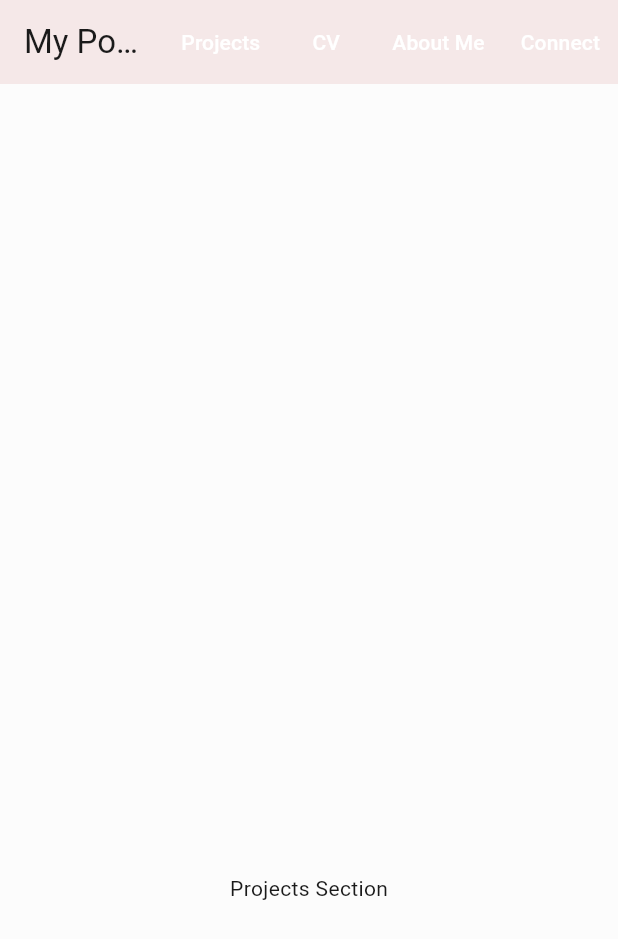
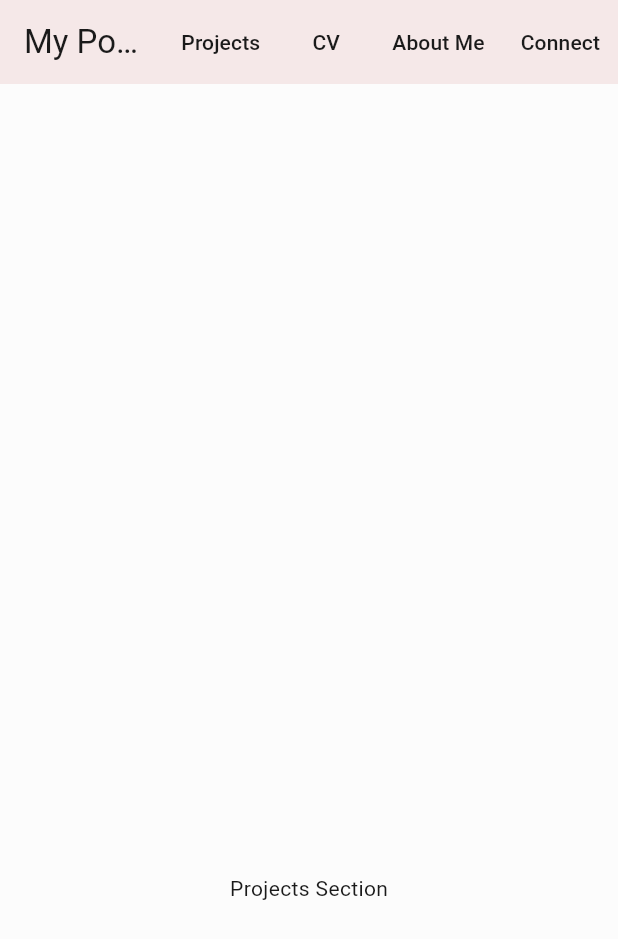
Before and after one commit to bobis33/Portfolio, a Flutter app: the screen it shows after launch, scrolled down 576 dp, on a phone screen of 412 x 824 dp. Shown: the top 939 px of the screen. Run offline on Flutter 3.47's test engine with Material 3 defaults, Android fonts, the phone set to English and light mode, and no system bars; our stand-ins replace flutter_translate, url_strategy.

Commit message:
[REFACTOR]: widget for main layout text buttons

```diff
--- a/lib/layouts/main_layout.dart
+++ b/lib/layouts/main_layout.dart
@@ -1,4 +1,7 @@
 import 'package:flutter/material.dart';
+
+import '/widgets/navbar_text_button.dart';
+
 
 class MainLayout extends StatefulWidget {
   final Widget child;
@@ -34,42 +37,10 @@ class MainLayoutState extends State<MainLayout> {
           child: const Text('My Portfolio'),
         ),
         actions: <Widget>[
-          TextButton(
-            onPressed: () {
-              //
-            },
-            child: const Text(
-              'Projects',
-              style: TextStyle(color: Colors.white),
-            ),
-          ),
-          TextButton(
-            onPressed: () {
-              //
-            },
-            child: const Text(
-              'CV',
-              style: TextStyle(color: Colors.white),
-            ),
-          ),
-          TextButton(
-            onPressed: () {
-              //
-            },
-            child: const Text(
-              'About Me',
-              style: TextStyle(color: Colors.white),
-            ),
-          ),
-          TextButton(
-            onPressed: () {
-              //
-            },
-            child: const Text(
-              'Connect',
-              style: TextStyle(color: Colors.white),
-            ),
-          ),
+          navbarTextButton(context, 'Projects', () {}),
+          navbarTextButton(context, 'CV', () {}),
+          navbarTextButton(context, 'About Me', () {}),
+          navbarTextButton(context, 'Connect', () {}),
         ],
       ),
       body: SingleChildScrollView(
--- a/lib/sections/sections_manager.dart
+++ b/lib/sections/sections_manager.dart
@@ -1,7 +1,7 @@
 import 'package:flutter/material.dart';
 
-import 'projects_section.dart';
-import 'main_section.dart';
+import '/sections/projects_section.dart';
+import '/sections/main_section.dart';
 
 
 class SectionsManager extends StatelessWidget {
--- /dev/null
+++ b/lib/widgets/navbar_text_button.dart
@@ -0,0 +1,12 @@
+import 'package:flutter/material.dart';
+
+
+Widget navbarTextButton(BuildContext context, String text, void Function() onPressed) {
+  return TextButton(
+    style: TextButton.styleFrom(
+      foregroundColor: Theme.of(context).colorScheme.onSurface,
+    ),
+    onPressed: onPressed,
+    child: Text(text),
+  );
+}
```
Also changed, not shown: lib/main.dart (+4 -3 lines), pubspec.yaml (line endings or trailing spaces).
